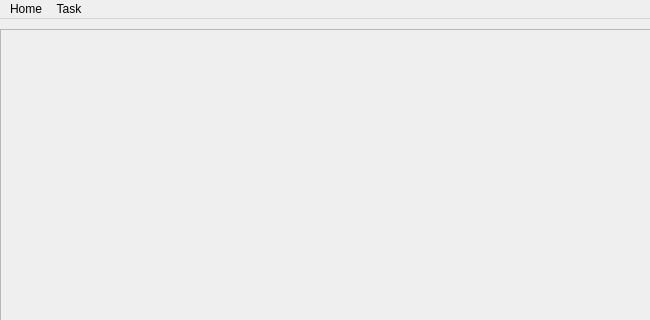
Before: the Qt Designer form testDesktop/Desktop/mainwindow.ui in sacdallago/it.unibz.inf.sesp.Task, drawn with Qt 5; both pictures show x 0 to 650 and y 0 to 320 of the 650 by 665 pixel window.
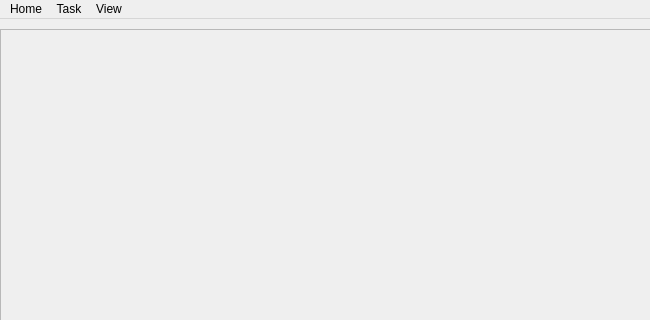
After: the same form once the commit is applied. Icons and pictures are not drawn.

```diff
--- a/testDesktop/Desktop/mainwindow.ui
+++ b/testDesktop/Desktop/mainwindow.ui
@@ -81,10 +81,16 @@
      <string>Task</string>
     </property>
     <addaction name="actionAdd_Task"/>
+   </widget>
+   <widget class="QMenu" name="menuView">
+    <property name="title">
+     <string>View</string>
+    </property>
     <addaction name="actionRefresh_2"/>
    </widget>
    <addaction name="menuHome"/>
    <addaction name="menuTask"/>
+   <addaction name="menuView"/>
   </widget>
   <widget class="QStatusBar" name="statusbar"/>
   <action name="actionLog_in">
```
Left out of the diff: 10 changed lines with no effect on the pictures.
